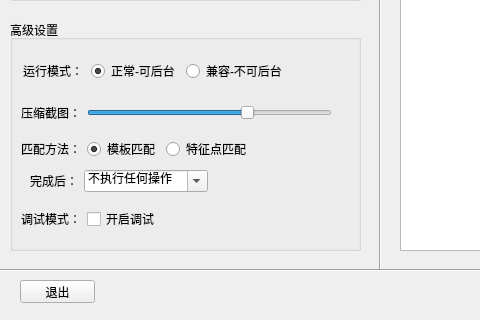
This is qt.ui in aicezam/SmartOnmyoji as Qt 5 draws it before an edit; both pictures show x 0 to 480 and y 320 to 640 of the 800 by 640 pixel window. The edited form follows.
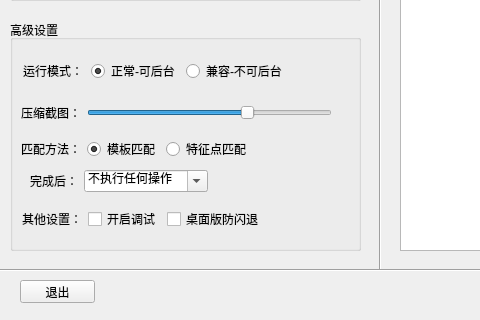
This is the edited form.

Commit message: 优化异常报错提示、增加桌面版防闪退功能

The edit to the form file:
```diff
--- a/qt.ui
+++ b/qt.ui
@@ -224,12 +224,12 @@
       </item>
      </layout>
     </widget>
-    <widget class="QWidget" name="layoutWidget">
+    <widget class="QWidget" name="">
      <property name="geometry">
       <rect>
-       <x>11</x>
+       <x>12</x>
        <y>190</y>
-       <width>139</width>
+       <width>240</width>
        <height>18</height>
       </rect>
      </property>
@@ -237,7 +237,7 @@
       <item>
        <widget class="QLabel" name="label_11">
         <property name="text">
-         <string>调试模式：</string>
+         <string>其他设置：</string>
         </property>
        </widget>
       </item>
@@ -251,6 +251,16 @@
         </property>
        </widget>
       </item>
+      <item>
+       <widget class="QCheckBox" name="set_priority">
+        <property name="cursor">
+         <cursorShape>PointingHandCursor</cursorShape>
+        </property>
+        <property name="text">
+         <string>桌面版防闪退</string>
+        </property>
+       </widget>
+      </item>
      </layout>
     </widget>
    </widget>
```
Left out of the diff: 2 changed lines with no effect on the pictures. The commit also changes 8 other files.
